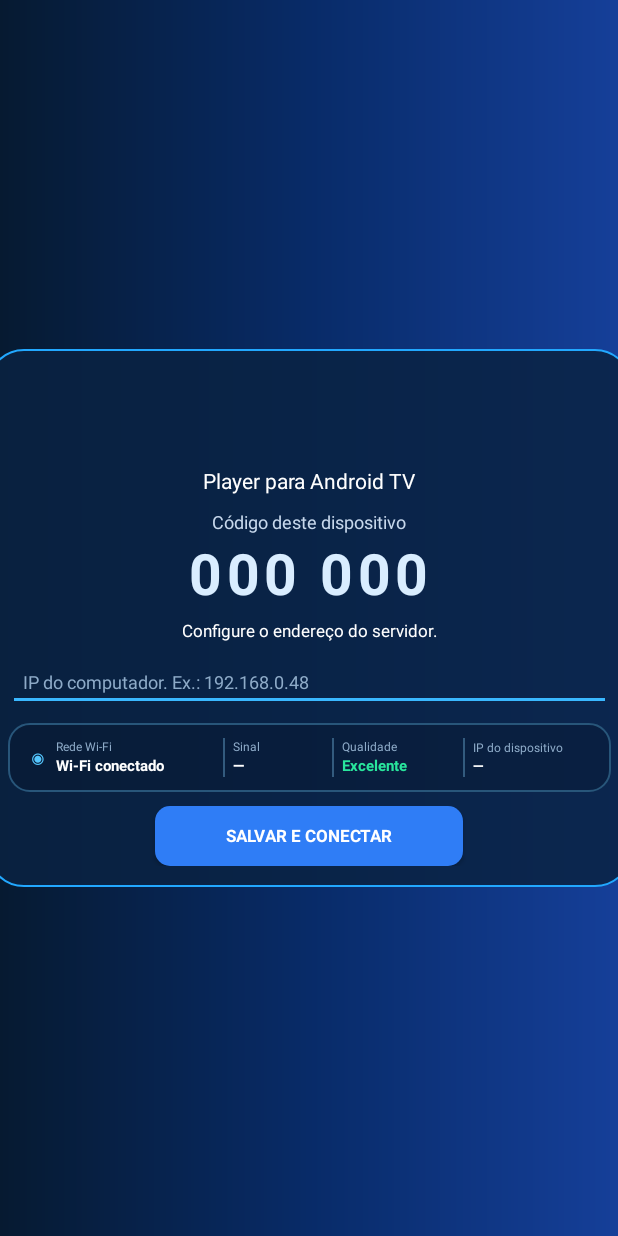
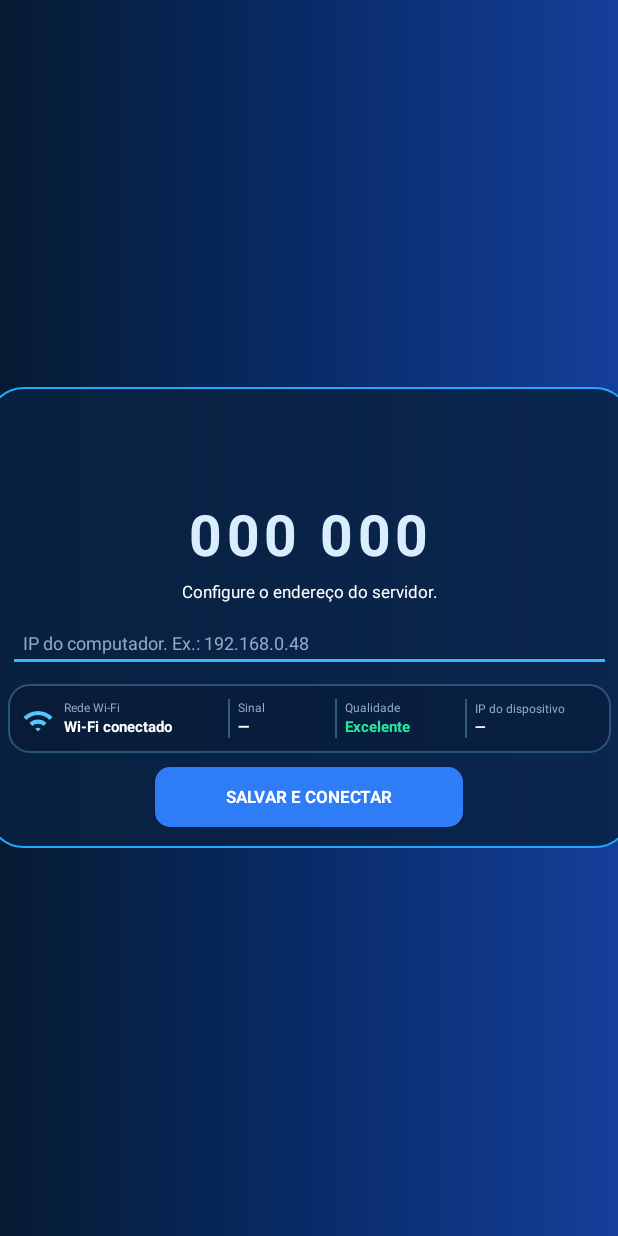
Before and after one commit to almeidadvr/conectatvs, an Android app: the layout activity_main.xml on its own in the app's theme, with its tools: preview values and no code run, on a phone screen of 412 x 824 dp. Run offline under Robolectric (Android 15) with nearby library versions, the light colour scheme and no system bars.

Commit message:
0.10.4: align default layout with approved visual

```diff
--- a/app/src/main/res/layout/activity_main.xml
+++ b/app/src/main/res/layout/activity_main.xml
@@ -26,12 +26,9 @@
             android:layout_height="66dp"
             android:adjustViewBounds="true"
             android:scaleType="fitCenter"
-            android:src="@drawable/logo_conecta_transparente"
             android:contentDescription="Conecta Soluções" />
 
-        <TextView android:id="@+id/subtitleText" android:layout_width="wrap_content" android:layout_height="wrap_content" android:text="Player para Android TV" android:textColor="#FFFFFF" android:textSize="14sp" />
-        <TextView android:id="@+id/codeLabel" android:layout_width="wrap_content" android:layout_height="wrap_content" android:layout_marginTop="9dp" android:text="Código deste dispositivo" android:textColor="#C7D8EC" android:textSize="12sp" />
-        <TextView android:id="@+id/codeText" android:layout_width="wrap_content" android:layout_height="wrap_content" android:text="000 000" android:textColor="#D9EDFF" android:textStyle="bold" android:textSize="38sp" android:letterSpacing="0.08" />
+        <TextView android:id="@+id/codeText" android:layout_width="wrap_content" android:layout_height="wrap_content" android:layout_marginTop="-6dp" android:text="000 000" android:textColor="#D9EDFF" android:textStyle="bold" android:textSize="38sp" android:letterSpacing="0.08" />
         <TextView android:id="@+id/statusText" android:layout_width="match_parent" android:layout_height="wrap_content" android:layout_marginTop="5dp" android:text="Configure o endereço do servidor." android:textColor="#FFFFFF" android:textSize="11sp" android:gravity="center" />
 
         <EditText
@@ -60,8 +57,8 @@
             android:paddingLeft="8dp"
             android:paddingRight="8dp">
 
-            <TextView android:layout_width="24dp" android:layout_height="wrap_content" android:text="◉" android:textColor="#55C7FF" android:textSize="17sp" android:gravity="center" />
-            <LinearLayout android:layout_width="0dp" android:layout_height="match_parent" android:layout_weight="1.4" android:orientation="vertical" android:gravity="center_vertical">
+            <ImageView android:layout_width="24dp" android:layout_height="24dp" android:src="@drawable/ic_wifi_modern" android:contentDescription="Wi-Fi" />
+            <LinearLayout android:layout_width="0dp" android:layout_height="match_parent" android:layout_weight="1.4" android:orientation="vertical" android:gravity="center_vertical" android:layout_marginLeft="5dp">
                 <TextView android:layout_width="wrap_content" android:layout_height="wrap_content" android:text="Rede Wi‑Fi" android:textColor="#8EABC8" android:textSize="8sp" />
                 <TextView android:id="@+id/ssidText" android:layout_width="match_parent" android:layout_height="wrap_content" android:ellipsize="end" android:maxLines="1" android:text="Wi‑Fi conectado" android:textColor="#FFFFFF" android:textStyle="bold" android:textSize="10sp" />
             </LinearLayout>
```
